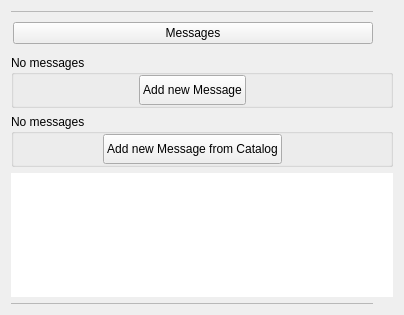
Old version of the form opensyde_tool/src/system_definition/bus_edit/C_SdBueMessageSelectorWidget.ui in the repository openSYDE/openSYDE.
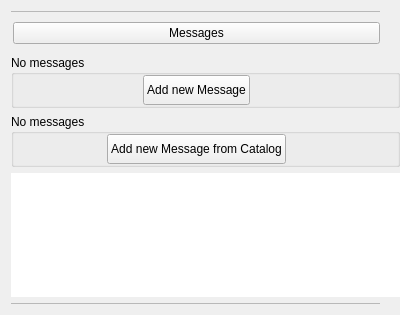
New version of the form. Icons and pictures are not drawn. Custom widgets are drawn as their Qt base class.

What changed in the file:
```diff
--- a/opensyde_tool/src/system_definition/bus_edit/C_SdBueMessageSelectorWidget.ui
+++ b/opensyde_tool/src/system_definition/bus_edit/C_SdBueMessageSelectorWidget.ui
@@ -6,7 +6,7 @@
    <rect>
     <x>0</x>
     <y>0</y>
-    <width>404</width>
+    <width>400</width>
     <height>315</height>
    </rect>
   </property>
@@ -14,6 +14,9 @@
    <string>Form</string>
   </property>
   <layout class="QVBoxLayout" name="verticalLayout_2">
+   <property name="rightMargin">
+    <number>0</number>
+   </property>
    <item>
     <layout class="QHBoxLayout" name="pc_HorizontalLayout_3">
      <property name="spacing">
```
Left out of the diff: 26 changed lines with no effect on the pictures.
